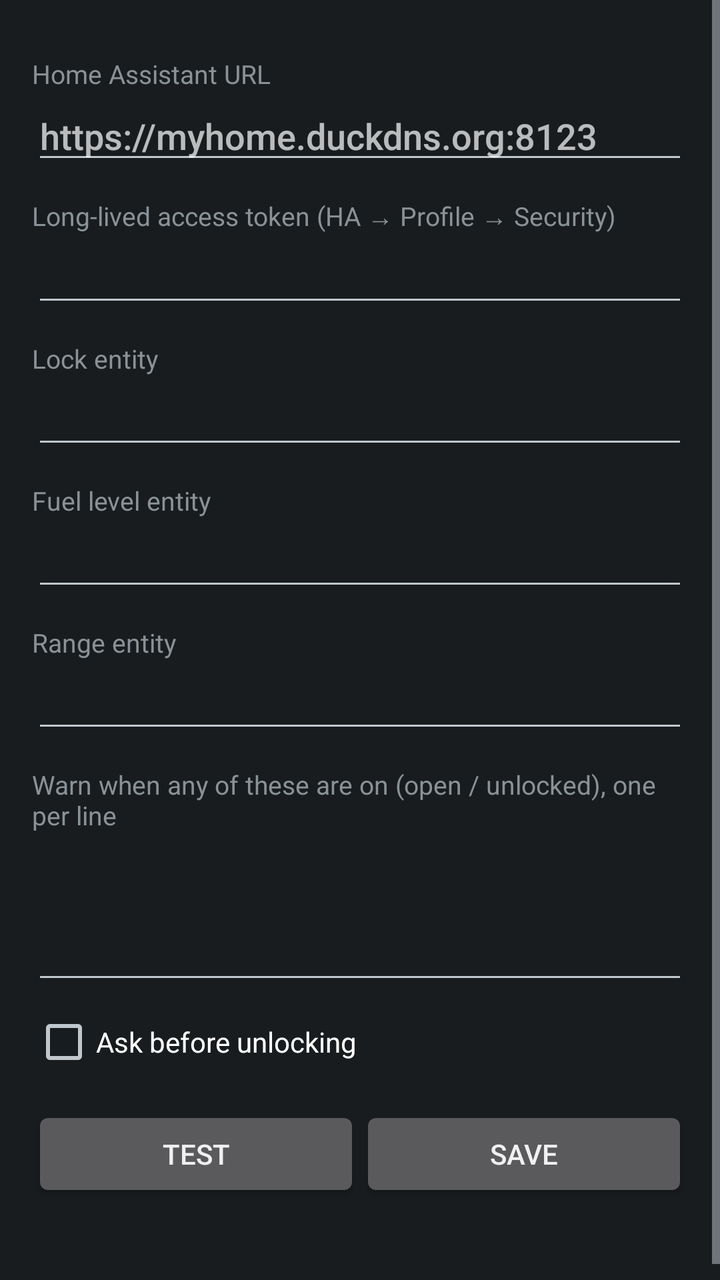
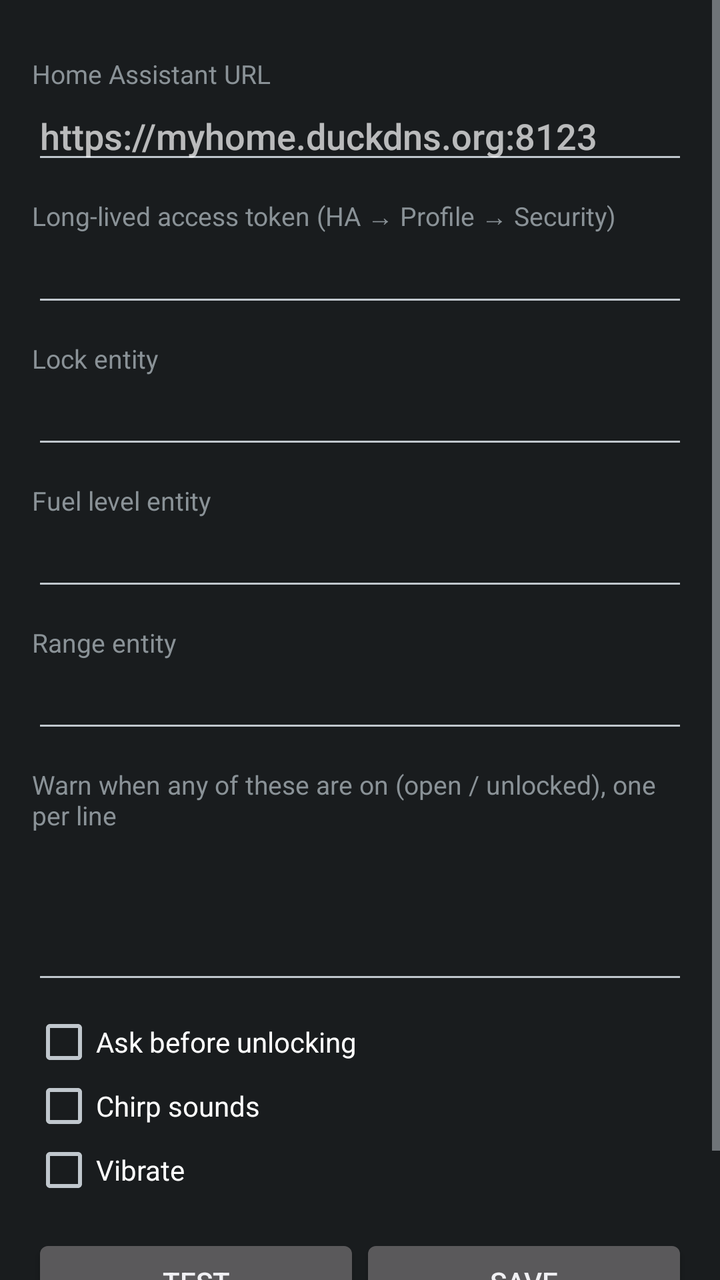

Compare the two renders of this Android layout. The source of the first and the diff that turns it into the second are given below.
<!-- AndroidManifest.xml: application theme android:Theme.DeviceDefault -->
<!-- res/layout/activity_settings.xml -->
<?xml version="1.0" encoding="utf-8"?>
<ScrollView xmlns:android="http://schemas.android.com/apk/res/android"
    android:layout_width="match_parent"
    android:layout_height="match_parent"
    android:fitsSystemWindows="true">

    <LinearLayout
        android:layout_width="match_parent"
        android:layout_height="wrap_content"
        android:orientation="vertical"
        android:padding="16dp">

        <TextView style="@style/Label" android:text="Home Assistant URL" />
        <EditText
            android:id="@+id/url"
            android:layout_width="match_parent"
            android:layout_height="wrap_content"
            android:hint="https://myhome.duckdns.org:8123"
            android:inputType="textUri" />

        <TextView style="@style/Label" android:text="Long-lived access token (HA → Profile → Security)" />
        <EditText
            android:id="@+id/token"
            android:layout_width="match_parent"
            android:layout_height="wrap_content"
            android:inputType="textPassword" />

        <TextView style="@style/Label" android:text="Lock entity" />
        <EditText android:id="@+id/lock_entity" style="@style/Entity" />

        <TextView style="@style/Label" android:text="Fuel level entity" />
        <EditText android:id="@+id/fuel_entity" style="@style/Entity" />

        <TextView style="@style/Label" android:text="Range entity" />
        <EditText android:id="@+id/range_entity" style="@style/Entity" />

        <TextView style="@style/Label" android:text="Warn when any of these are on (open / unlocked), one per line" />
        <EditText
            android:id="@+id/alert_entities"
            android:layout_width="match_parent"
            android:layout_height="wrap_content"
            android:gravity="top"
            android:inputType="textMultiLine|textNoSuggestions"
            android:minLines="4"
            android:textSize="13sp" />

        <CheckBox
            android:id="@+id/confirm_unlock"
            android:layout_width="wrap_content"
            android:layout_height="wrap_content"
            android:layout_marginTop="8dp"
            android:text="Ask before unlocking" />

        <LinearLayout
            android:layout_width="match_parent"
            android:layout_height="wrap_content"
            android:layout_marginTop="16dp"
            android:orientation="horizontal">

            <Button
                android:id="@+id/test"
                android:layout_width="0dp"
                android:layout_height="wrap_content"
                android:layout_weight="1"
                android:text="Test" />

            <Button
                android:id="@+id/save"
                android:layout_width="0dp"
                android:layout_height="wrap_content"
                android:layout_weight="1"
                android:text="Save" />
        </LinearLayout>

        <TextView
            android:id="@+id/status"
            android:layout_width="match_parent"
            android:layout_height="wrap_content"
            android:layout_marginTop="12dp" />
    </LinearLayout>
</ScrollView>
<!-- resources referenced by this layout -->
<resources>
  <style name="Entity">
          <item name="android:layout_width">match_parent</item>
          <item name="android:layout_height">wrap_content</item>
          <item name="android:inputType">textNoSuggestions</item>
          <item name="android:maxLines">1</item>
      </style>
  <style name="Label">
          <item name="android:layout_width">match_parent</item>
          <item name="android:layout_height">wrap_content</item>
          <item name="android:layout_marginTop">12dp</item>
          <item name="android:textSize">13sp</item>
      </style>
</resources>

<!-- the commit's change to res/layout/activity_settings.xml (unified diff, before → after) -->
@@ -51,6 +51,18 @@
             android:layout_marginTop="8dp"
             android:text="Ask before unlocking" />
 
+        <CheckBox
+            android:id="@+id/sound"
+            android:layout_width="wrap_content"
+            android:layout_height="wrap_content"
+            android:text="Chirp sounds" />
+
+        <CheckBox
+            android:id="@+id/vibrate"
+            android:layout_width="wrap_content"
+            android:layout_height="wrap_content"
+            android:text="Vibrate" />
+
         <LinearLayout
             android:layout_width="match_parent"
             android:layout_height="wrap_content"
